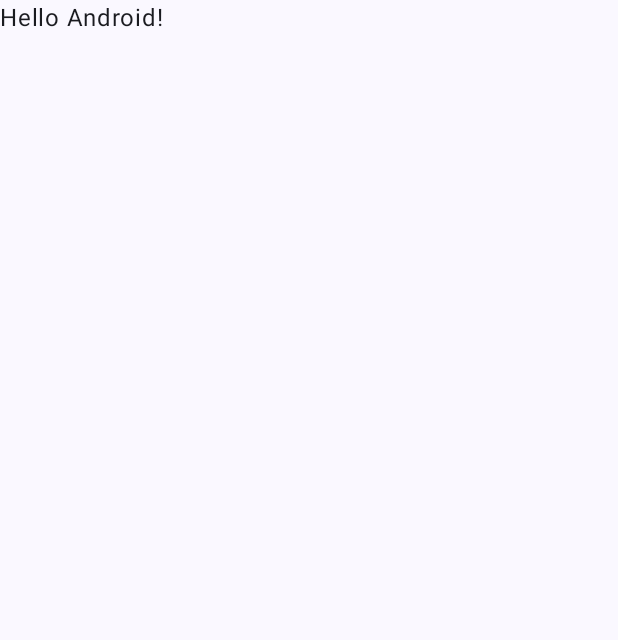
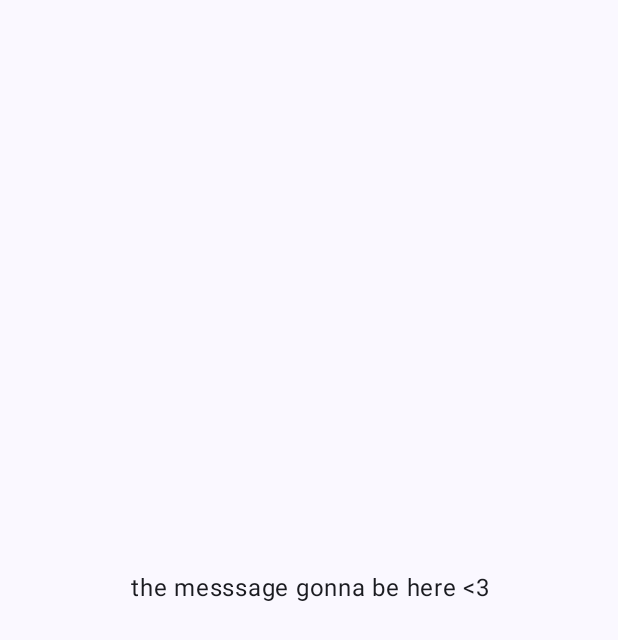
Before and after one commit to TameurMerad/notyScan, an Android app built with Jetpack Compose: the screen it shows after launch (MainActivity), on a phone screen of 412 x 824 dp. Before the commit the part shown is almost empty. Shown: the top 640 px of the screen. Run offline under Robolectric (Android 15) with nearby library versions, the phone set to English and light mode, and no system bars.

```diff
--- a/app/src/main/java/com/example/notyscan/MainActivity.kt
+++ b/app/src/main/java/com/example/notyscan/MainActivity.kt
@@ -1,21 +1,108 @@
 package com.example.notyscan
 
+import android.app.PendingIntent
+import android.content.Intent
+import android.content.IntentFilter
+import android.nfc.NdefMessage
+import android.nfc.NfcAdapter
 import android.os.Bundle
 import androidx.activity.ComponentActivity
 import androidx.activity.compose.setContent
+import androidx.compose.foundation.layout.Arrangement
+import androidx.compose.foundation.layout.Column
+import androidx.compose.foundation.layout.Spacer
 import androidx.compose.foundation.layout.fillMaxSize
+import androidx.compose.foundation.layout.fillMaxWidth
+import androidx.compose.foundation.layout.height
+import androidx.compose.material3.Button
 import androidx.compose.material3.MaterialTheme
 import androidx.compose.material3.Surface
 import androidx.compose.material3.Text
 import androidx.compose.runtime.Composable
+import androidx.compose.runtime.getValue
+import androidx.compose.runtime.mutableStateOf
+import androidx.compose.runtime.remember
+import androidx.compose.ui.Alignment
 import androidx.compose.ui.Modifier
+import androidx.compose.ui.text.style.TextAlign
 import androidx.compose.ui.tooling.preview.Preview
+import androidx.compose.ui.unit.dp
 import com.example.notyscan.ui.theme.NotyScanTheme
 
 
 class MainActivity : ComponentActivity() {
+    private val messageText = mutableStateOf("the messsage gonna be here <3")
+    private var nfcAdapter: NfcAdapter? = null
+
+    override fun onNewIntent(intent: Intent?) {
+        super.onNewIntent(intent)
+        receiveNfcMsg(intent)
+
+    }
+
+    override fun onResume() {
+        super.onResume()
+        enableForegroundDispatch(this,this.nfcAdapter)
+        receiveNfcMsg(intent)
+    }
+
+    override fun onPause() {
+        super.onPause()
+        disableForegroundDispatch(this,this.nfcAdapter)
+    }
+
+
+    private fun enableForegroundDispatch(activity: ComponentActivity, adapter: NfcAdapter?) {
+
+
+        val MIME_TEXT_PLAIN = "text/plain"
+
+        val intent = Intent(activity.applicationContext, activity.javaClass)
+        intent.flags = Intent.FLAG_ACTIVITY_SINGLE_TOP
+
+        val pendingIntent = PendingIntent.getActivity(activity.applicationContext, 0, intent, 0)
+
+        val filters = arrayOfNulls<IntentFilter>(1)
+        val techList = arrayOf<Array<String>>()
+
+        filters[0] = IntentFilter()
+        with(filters[0]) {
+            this?.addAction(NfcAdapter.ACTION_NDEF_DISCOVERED)
+            this?.addCategory(Intent.CATEGORY_DEFAULT)
+            try {
+                this?.addDataType(MIME_TEXT_PLAIN)
+            } catch (ex: IntentFilter.MalformedMimeTypeException) {
+                throw RuntimeException("Check your MIME type")
+            }
+        }
+
+        adapter?.enableForegroundDispatch(activity, pendingIntent, filters, techList)
+    }
+
+    private fun disableForegroundDispatch(activity: ComponentActivity, adapter: NfcAdapter?) {
+        adapter?.disableForegroundDispatch(activity)
+    }
+
+     private fun receiveNfcMsg(intent: Intent?) {
+        val action = intent?.action
+        if (NfcAdapter.ACTION_NDEF_DISCOVERED == action) {
+            val parcelables = intent.getParcelableArrayExtra(NfcAdapter.EXTRA_NDEF_MESSAGES)
+            with(parcelables) {
+                val inNdefMessage = this?.get(0) as NdefMessage
+                val inNdefRecords = inNdefMessage.records
+                val ndefRecord_0 = inNdefRecords[0]
+
+                val inMessage = String(ndefRecord_0.payload)
+                messageText.value = inMessage
+            }
+        }
+    }
+
     override fun onCreate(savedInstanceState: Bundle?) {
         super.onCreate(savedInstanceState)
+        this.nfcAdapter = NfcAdapter.getDefaultAdapter(this)?.let { it }
+
+
         setContent {
             NotyScanTheme {
                 // A surface container using the 'background' color from the theme
@@ -23,7 +110,20 @@ class MainActivity : ComponentActivity() {
                     modifier = Modifier.fillMaxSize(),
                     color = MaterialTheme.colorScheme.background
                 ) {
-                    Greeting("Android")
+//                    val messageText by remember{ mutableStateOf("the messsage gonna be here <3") }
+
+                    Column(verticalArrangement = Arrangement.Center
+                    , horizontalAlignment = Alignment.CenterHorizontally
+                    ) {
+                        Text(text = messageText.value, Modifier.fillMaxWidth(), textAlign = TextAlign.Center)
+                        Spacer(modifier = Modifier.height(40.dp))
+//                        Button(onClick = {}) {
+//                            Text(text = "click me ")
+//                        }
+
+                    }
+
+
                 }
             }
         }
```
Also changed, not shown: app/src/main/AndroidManifest.xml (+10 -0 lines).
